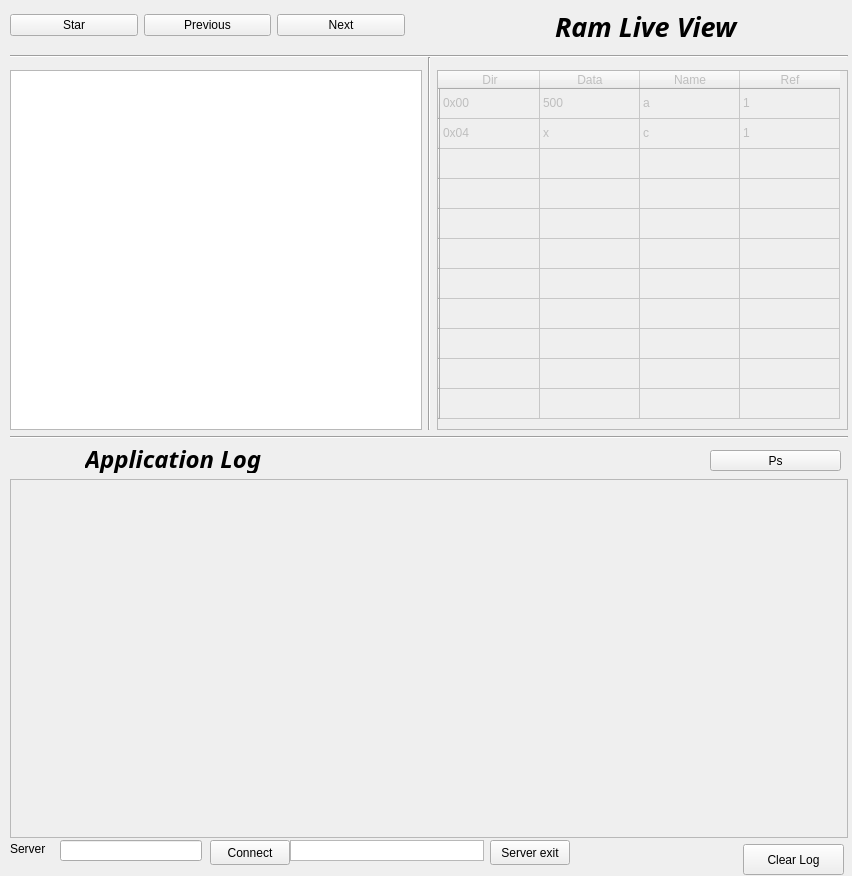
Before: the Qt Designer form Client/widget.ui in JosueSantamariaR/ITCR.DatosII.ProyectoI, drawn with Qt 5.
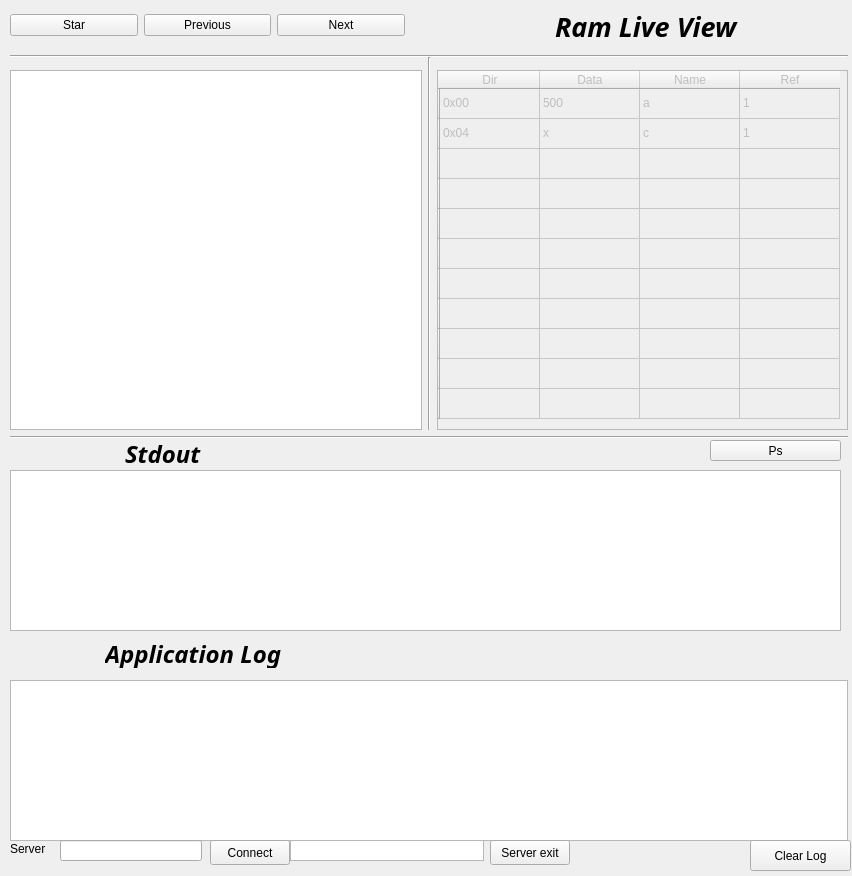
After: the same form once the commit is applied.

Commit message: IDP1-32 Update IDE

```diff
--- a/Client/widget.ui
+++ b/Client/widget.ui
@@ -222,22 +222,36 @@
   </widget>
   <widget class="QPlainTextEdit" name="plainTextEdit_2">
    <property name="enabled">
-    <bool>false</bool>
+    <bool>true</bool>
    </property>
    <property name="geometry">
     <rect>
      <x>10</x>
-     <y>479</y>
+     <y>680</y>
      <width>838</width>
-     <height>359</height>
+     <height>161</height>
     </rect>
    </property>
+   <property name="font">
+    <font>
+     <family>Ubuntu Condensed</family>
+     <pointsize>16</pointsize>
+     <weight>75</weight>
+     <bold>true</bold>
+    </font>
+   </property>
+   <property name="readOnly">
+    <bool>true</bool>
+   </property>
+   <property name="backgroundVisible">
+    <bool>false</bool>
+   </property>
   </widget>
   <widget class="QLabel" name="label_5">
    <property name="geometry">
     <rect>
-     <x>10</x>
-     <y>445</y>
+     <x>30</x>
+     <y>640</y>
      <width>412</width>
      <height>28</height>
     </rect>
@@ -297,7 +311,7 @@
    <property name="geometry">
     <rect>
      <x>710</x>
-     <y>450</y>
+     <y>440</y>
      <width>131</width>
      <height>21</height>
     </rect>
@@ -444,8 +458,8 @@
   <widget class="QPushButton" name="pushButton_19">
    <property name="geometry">
     <rect>
-     <x>743</x>
-     <y>844</y>
+     <x>750</x>
+     <y>840</y>
      <width>101</width>
      <height>31</height>
     </rect>
@@ -454,6 +468,67 @@
     <string>Clear Log</string>
    </property>
   </widget>
+  <widget class="QTextEdit" name="stdout">
+   <property name="enabled">
+    <bool>true</bool>
+   </property>
+   <property name="geometry">
+    <rect>
+     <x>10</x>
+     <y>470</y>
+     <width>831</width>
+     <height>161</height>
+    </rect>
+   </property>
+   <property name="font">
+    <font>
+     <family>Ubuntu Condensed</family>
+     <pointsize>16</pointsize>
+     <weight>75</weight>
+     <bold>true</bold>
+    </font>
+   </property>
+   <property name="readOnly">
+    <bool>true</bool>
+   </property>
+  </widget>
+  <widget class="QLabel" name="label_6">
+   <property name="geometry">
+    <rect>
+     <x>50</x>
+     <y>440</y>
+     <width>412</width>
+     <height>28</height>
+    </rect>
+   </property>
+   <property name="sizePolicy">
+    <sizepolicy hsizetype="Preferred" vsizetype="Preferred">
+     <horstretch>0</horstretch>
+     <verstretch>0</verstretch>
+    </sizepolicy>
+   </property>
+   <property name="minimumSize">
+    <size>
+     <width>300</width>
+     <height>0</height>
+    </size>
+   </property>
+   <property name="font">
+    <font>
+     <family>Ubuntu Condensed</family>
+     <pointsize>18</pointsize>
+     <weight>75</weight>
+     <italic>true</italic>
+     <bold>true</bold>
+    </font>
+   </property>
+   <property name="text">
+    <string>Stdout</string>
+   </property>
+   <property name="indent">
+    <number>75</number>
+   </property>
+  </widget>
  </widget>
  <resources/>
  <connections/>
```
Left out of the diff: 8 changed lines with no effect on the pictures. The commit also changes 1 other file.
